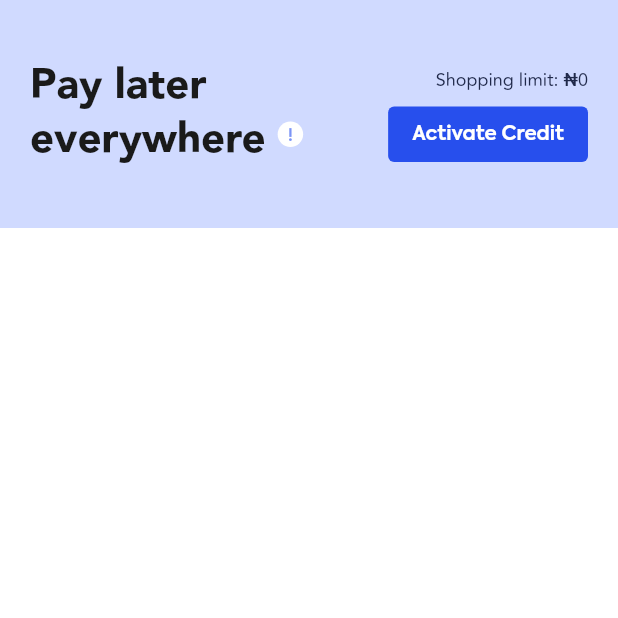
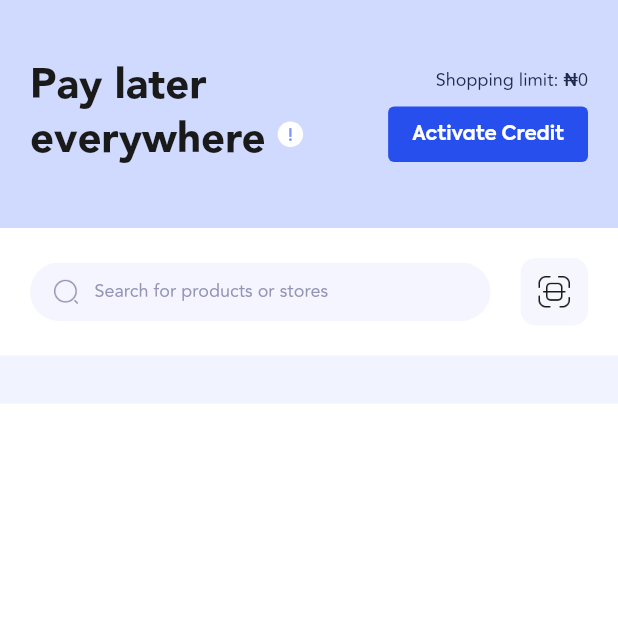
Before and after one commit to jabguru/credpal_test, a Flutter app: the screen it shows after launch, on a phone screen of 412 x 824 dp, the top half of it. Run offline on Flutter 3.47's test engine with Material 3 defaults, Android fonts, the phone set to English and light mode, and no system bars.

Commit message:
finished search products widgets

```diff
--- a/lib/constants/colors.dart
+++ b/lib/constants/colors.dart
@@ -9,7 +9,7 @@ const Color kHeaderColor = Color(0xFFD0DAFF);
 const Color kPrimaryColor = Color(0xFF274FED);
 const Color kDarkPurpleColor = Color(0xFF20294A);
 const Color kLightPurpleColor2 = Color(0xFF7C95F6);
-const Color kScannerBgColor = Color(0xFFF4F5FE);
+Color kScannerBgColor = const Color(0xFFF4F5FE).withOpacity(0.8);
 const Color kTextFieldTextColor = Color(0xFF9494B8);
 const Color kGreyColor = Color(0xFFC1C1CE);
 const Color kGreyColor2 = Color(0xFFB3B3CC);
--- a/lib/home.dart
+++ b/lib/home.dart
@@ -1,5 +1,6 @@
 import 'package:credpal_test/constants/colors.dart';
 import 'package:credpal_test/widgets/home_header.dart';
+import 'package:credpal_test/widgets/search_products.dart';
 import 'package:flutter/material.dart';
 
 class HomeScreen extends StatelessWidget {
@@ -7,16 +8,34 @@ class HomeScreen extends StatelessWidget {
 
   @override
   Widget build(BuildContext context) {
-    return Scaffold(
+    return GestureDetector(
+      // ? Close keyboard
+      onTap: () {
+        FocusScopeNode currentFocus = FocusScope.of(context);
+        if (!currentFocus.hasPrimaryFocus) {
+          currentFocus.unfocus();
+        }
+      },
+      child: Scaffold(
         appBar: AppBar(
           toolbarHeight: 0,
           backgroundColor: kHeaderColor,
           elevation: 0.0,
         ),
-      body: const Column(
+        body: Column(
           children: [
-          HomeHeader(),
+            const HomeHeader(),
+            const SearchProducts(),
+            Container(
+              width: double.infinity,
+              color: kLightPurpleColor,
+              padding: const EdgeInsets.symmetric(
+                horizontal: 20.0,
+                vertical: 16.0,
+              ),
+            ),
           ],
+        ),
       ),
     );
   }
--- /dev/null
+++ b/lib/widgets/search_products.dart
@@ -0,0 +1,80 @@
+import 'package:credpal_test/constants/assets.dart';
+import 'package:credpal_test/constants/colors.dart';
+import 'package:credpal_test/widgets/space.dart';
+import 'package:flutter/material.dart';
+
+class SearchProducts extends StatelessWidget {
+  const SearchProducts({
+    super.key,
+  });
+
+  @override
+  Widget build(BuildContext context) {
+    return Padding(
+      padding: const EdgeInsets.all(20.0),
+      child: Row(
+        children: [
+          Flexible(
+            child: ClipRRect(
+              borderRadius: BorderRadius.circular(20.0),
+              child: TextField(
+                style: const TextStyle(
+                  fontSize: 12.0,
+                  color: kAppBlackColor,
+                ),
+                decoration: InputDecoration(
+                  border: InputBorder.none,
+                  fillColor: kLightPurpleColor.withOpacity(0.8),
+                  filled: true,
+                  contentPadding: const EdgeInsets.symmetric(
+                    horizontal: 15.0,
+                    vertical: 10.0,
+                  ),
+                  isDense: true,
+                  hintText: 'Search for products or stores',
+                  hintStyle: const TextStyle(
+                    fontSize: 12.0,
+                    color: kTextFieldTextColor,
+                  ),
+                  prefixIconConstraints:
+                      BoxConstraints.tight(const Size(43.0, 18.0)),
+                  prefixIcon: Row(
+                    children: [
+                      const HorizontalSpace(
+                        15.0,
+                      ),
+                      Image.asset(
+                        Assets.searchIcon,
+                        width: 18.0,
+                        height: 18.0,
+                      ),
+                      const HorizontalSpace(
+                        10.0,
+                      ),
+                    ],
+                  ),
+                ),
+              ),
+            ),
+          ),
+          const HorizontalSpace(20.0),
+          Container(
+            width: 45.0,
+            height: 45.0,
+            decoration: BoxDecoration(
+              borderRadius: BorderRadius.circular(10.0),
+              color: kScannerBgColor,
+            ),
+            child: Center(
+              child: Image.asset(
+                Assets.scan,
+                width: 24.0,
+                height: 24.0,
+              ),
+            ),
+          )
+        ],
+      ),
+    );
+  }
+}
--- a/pubspec.yaml
+++ b/pubspec.yaml
@@ -59,8 +59,10 @@ flutter:
   uses-material-design: true
 
   # To add assets to your application, add an assets section, like this:
-  # assets:
-  #   - images/a_dot_burr.jpeg
+  assets:
+    - assets/images/
+    - assets/images/merchants/
+    - assets/images/product_images/
   #   - images/a_dot_ham.jpeg
 
   # An image asset can refer to one or more resolution-specific "variants", see
```
Lines whose indentation alone changed are shown as unchanged.
